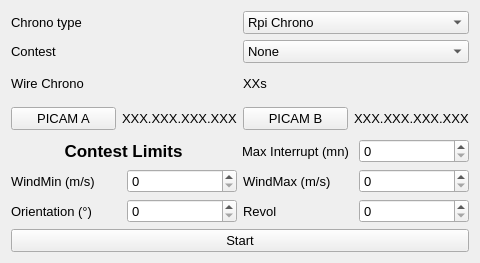
The window that F3FChrono/gui/WConfig.ui (jomarin38/F3FChrono) describes before a commit, drawn with Qt 5.
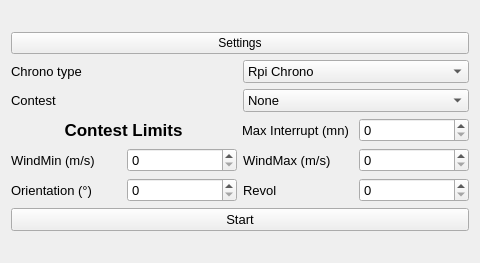
The same window after the commit.

Commit message:
Adding wind speed & orientation stats during a run in chrono class Adding Vocal & sound
adding a new Sound class using PyQt sound module.
A Speech module is available on PySide2 but not in PyQt5

GPIO class created
diffents little evolutions.

What changed in the file:
```diff
--- a/F3FChrono/gui/WConfig.ui
+++ b/F3FChrono/gui/WConfig.ui
@@ -16,6 +16,17 @@
   <layout class="QGridLayout" name="gridLayout">
    <item row="0" column="0">
     <layout class="QVBoxLayout" name="verticalLayout">
+     <item>
+      <layout class="QHBoxLayout" name="horizontalLayout_4">
+       <item>
+        <widget class="QPushButton" name="btn_settings">
+         <property name="text">
+          <string>Settings</string>
+         </property>
+        </widget>
+       </item>
+      </layout>
+     </item>
      <item>
       <layout class="QHBoxLayout" name="horizontalLayout">
        <item>
@@ -81,86 +92,6 @@
        </item>
       </layout>
      </item>
-     <item>
-      <layout class="QHBoxLayout" name="horizontalLayout_4">
-       <item>
-        <widget class="QLabel" name="WireChronoLabel">
-         <property name="font">
-          <font>
-           <pointsize>10</pointsize>
-          </font>
-         </property>
-         <property name="text">
-          <string>Wire Chrono</string>
-         </property>
-        </widget>
-       </item>
-       <item>
-        <widget class="QLabel" name="WireChronoValue">
-         <property name="font">
-          <font>
-           <pointsize>10</pointsize>
-          </font>
-         </property>
-         <property name="text">
-          <string>XXs</string>
-         </property>
-        </widget>
-       </item>
-      </layout>
-     </item>
-     <item>
-      <layout class="QHBoxLayout" name="horizontalLayout_5">
-       <item>
-        <widget class="QPushButton" name="PICamA_Btn">
-         <property name="font">
-          <font>
-           <pointsize>10</pointsize>
-          </font>
-         </property>
-         <property name="text">
-          <string>PICAM A</string>
-         </property>
-        </widget>
-       </item>
-       <item>
-        <widget class="QLabel" name="PICamA_Value">
-         <property name="font">
-          <font>
-           <pointsize>10</pointsize>
-          </font>
-         </property>
-         <property name="text">
-          <string>XXX.XXX.XXX.XXX</string>
-         </property>
-        </widget>
-       </item>
-       <item>
-        <widget class="QPushButton" name="PICamB_Btn">
-         <property name="font">
-          <font>
-           <pointsize>10</pointsize>
-          </font>
-         </property>
-         <property name="text">
-          <string>PICAM B</string>
-         </property>
-        </widget>
-       </item>
-       <item>
-        <widget class="QLabel" name="PICamB_Value">
-         <property name="font">
-          <font>
-           <pointsize>10</pointsize>
-          </font>
-         </property>
-         <property name="text">
-          <string>XXX.XXX.XXX.XXX</string>
-         </property>
-        </widget>
-       </item>
-      </layout>
-     </item>
      <item>
       <layout class="QHBoxLayout" name="horizontalLayout_3">
        <item>
```
The commit also changes 2 other files.
